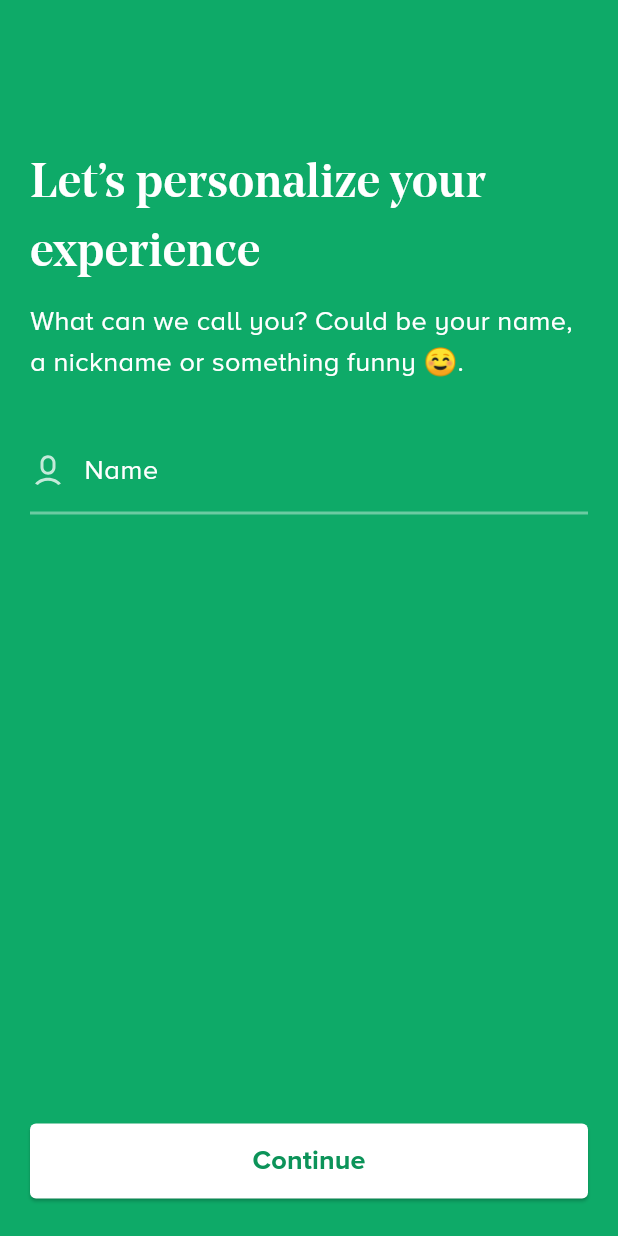
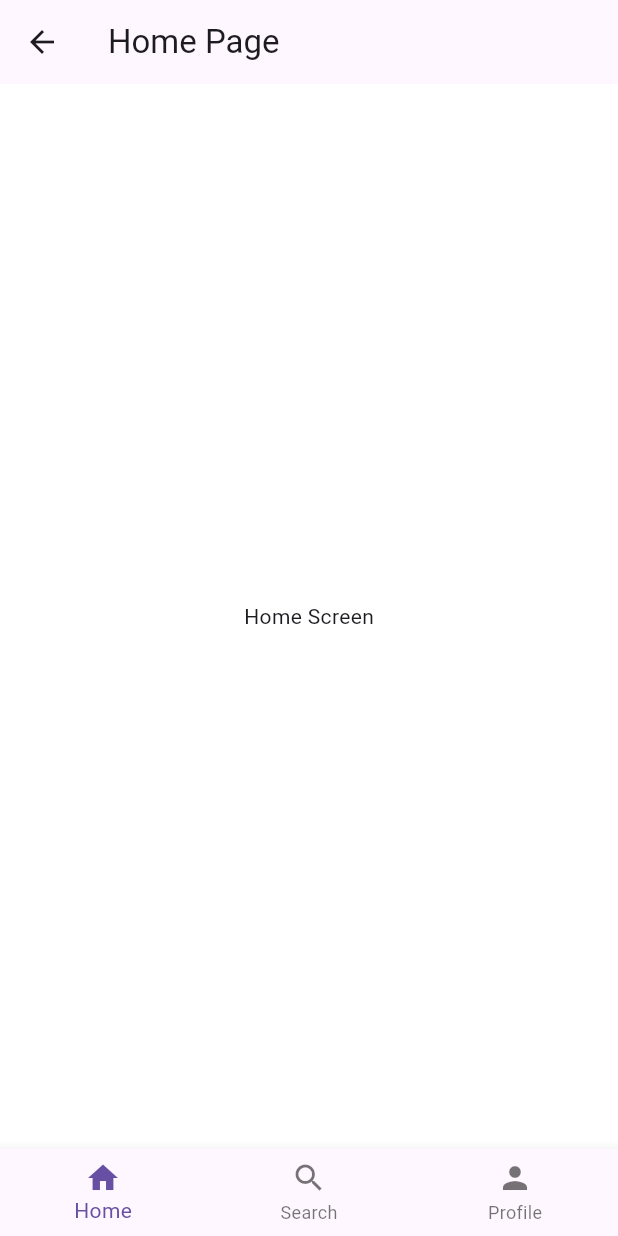
Before and after one commit to bhavishyadicecoder/smartgardenflutter, a Flutter app: the PersonalizeExperience screen opened by its route, after a tap on "Continue", on a phone screen of 412 x 824 dp. Run offline on Flutter 3.47's test engine with Material 3 defaults, Android fonts, the phone set to English and light mode, and no system bars; our stand-ins replace flutter_svg, velocity_x.

Commit message:
bottom navigator create on home page

```diff
--- a/lib/main.dart
+++ b/lib/main.dart
@@ -1,4 +1,5 @@
 import 'package:flutter/material.dart';
+import 'package:smart_garden/pages/home.dart';
 import 'package:smart_garden/pages/login.dart';
 import 'package:smart_garden/pages/personalize_experience.dart';
 import 'package:smart_garden/pages/register.dart';
@@ -24,6 +25,7 @@ class MyApp extends StatelessWidget {
         MyRoutes.registerRoute: (context) => const Register(),
         MyRoutes.welcomeRoute: (context) => const Welcome(),
         MyRoutes.personalExperience: (context) => const PersonalizeExperience(),
+        MyRoutes.homeRoute: (context) => const Home(),
       },
     );
   }
--- /dev/null
+++ b/lib/pages/home.dart
@@ -0,0 +1,58 @@
+import 'package:flutter/material.dart';
+
+class Home extends StatefulWidget {
+  const Home({Key? key}) : super(key: key);
+
+  @override
+  _HomeState createState() => _HomeState();
+}
+
+class _HomeState extends State<Home> {
+  int _selectedIndex = 0;
+
+  final List<Widget> _pages = [
+    const Center(
+      child: Text('Home Screen'),
+    ),
+    const Center(
+      child: Text('Search Screen'),
+    ),
+    const Center(
+      child: Text('Profile Screen'),
+    ),
+  ];
+
+  void _onItemTapped(int index) {
+    setState(() {
+      _selectedIndex = index;
+    });
+  }
+
+  @override
+  Widget build(BuildContext context) {
+    return Scaffold(
+      appBar: AppBar(
+        title: Text('Home Page'),
+      ),
+      body: _pages[_selectedIndex],
+      bottomNavigationBar: BottomNavigationBar(
+        currentIndex: _selectedIndex,
+        onTap: _onItemTapped,
+        items: const [
+          BottomNavigationBarItem(
+            icon: Icon(Icons.home),
+            label: 'Home',
+          ),
+          BottomNavigationBarItem(
+            icon: Icon(Icons.search),
+            label: 'Search',
+          ),
+          BottomNavigationBarItem(
+            icon: Icon(Icons.person),
+            label: 'Profile',
+          ),
+        ],
+      ),
+    );
+  }
+}
--- a/lib/pages/personalize_experience.dart
+++ b/lib/pages/personalize_experience.dart
@@ -1,5 +1,6 @@
 import 'package:flutter/material.dart';
 import 'package:flutter_svg/svg.dart';
+import 'package:smart_garden/utlis/routes.dart';
 import 'package:smart_garden/utlis/theme.dart';
 import 'package:smart_garden/widgets/authWidgets/auth_input.dart';
 import 'package:smart_garden/widgets/custom_button.dart';
@@ -55,7 +56,9 @@ class _PersonalizeExperienceState extends State<PersonalizeExperience> {
                 ),
                 Spacer(),
                 CustomButton(
-                  onPressedButton: () {},
+                  onPressedButton: () {
+                    Navigator.pushNamed(context, MyRoutes.homeRoute);
+                  },
                   text: "Continue",
                   textStyle: TextStyle(
                     fontFamily: "ProximaNovaAlt",
--- a/lib/utlis/routes.dart
+++ b/lib/utlis/routes.dart
@@ -3,4 +3,5 @@ class MyRoutes {
   static String registerRoute = '/Register';
   static String welcomeRoute = '/Welcome';
   static String personalExperience = '/PersonalExperience';
+  static String homeRoute = '/Home';
 }
```
